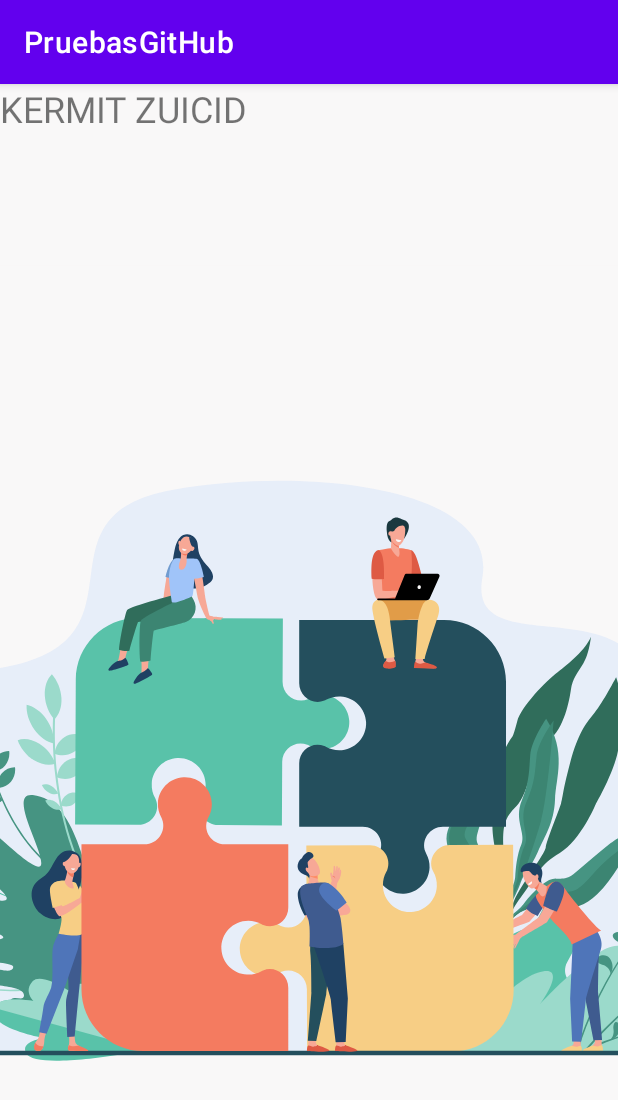
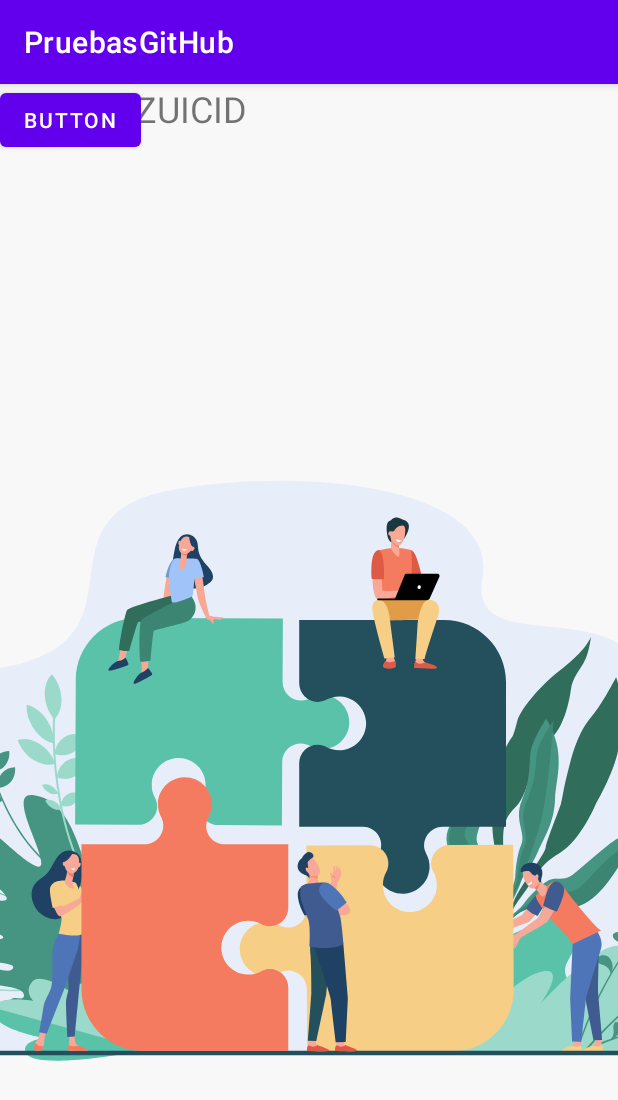
Before and after one commit to mcdiazgbravo/PruebasGitHub, an Android app: the screen it shows after launch (MainActivity), on a phone screen of 412 x 824 dp. Shown: the top 1100 px of the screen. Run offline under Robolectric (Android 15) with nearby library versions, the phone set to English and light mode, and no system bars; Roboto replaces fonts that are not available here.

Commit message:
KERMIT BUTTON

```diff
--- a/app/src/main/res/layout/activity_main.xml
+++ b/app/src/main/res/layout/activity_main.xml
@@ -6,6 +6,14 @@
     android:layout_height="match_parent"
     android:background="#F9F8F8"
     tools:context=".MainActivity">
+
+    <Button
+        android:id="@+id/button"
+        android:layout_width="wrap_content"
+        android:layout_height="wrap_content"
+        android:text="Button"
+        tools:layout_editor_absoluteX="158dp"
+        tools:layout_editor_absoluteY="321dp" />
 
     <TextView
         android:id="@+id/textView"
```
